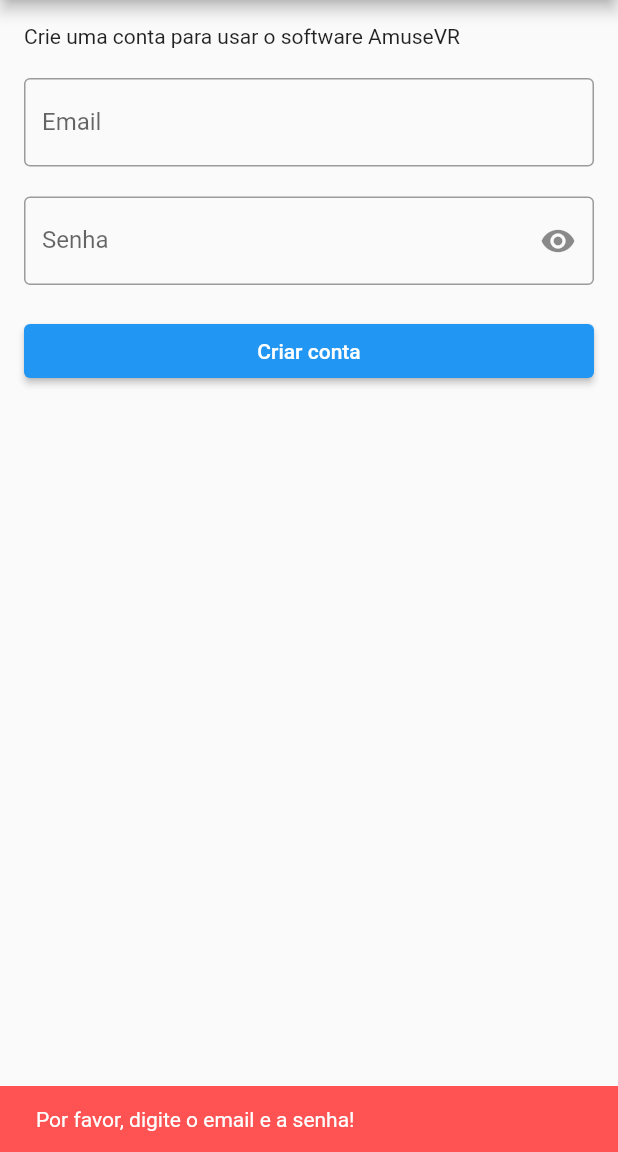
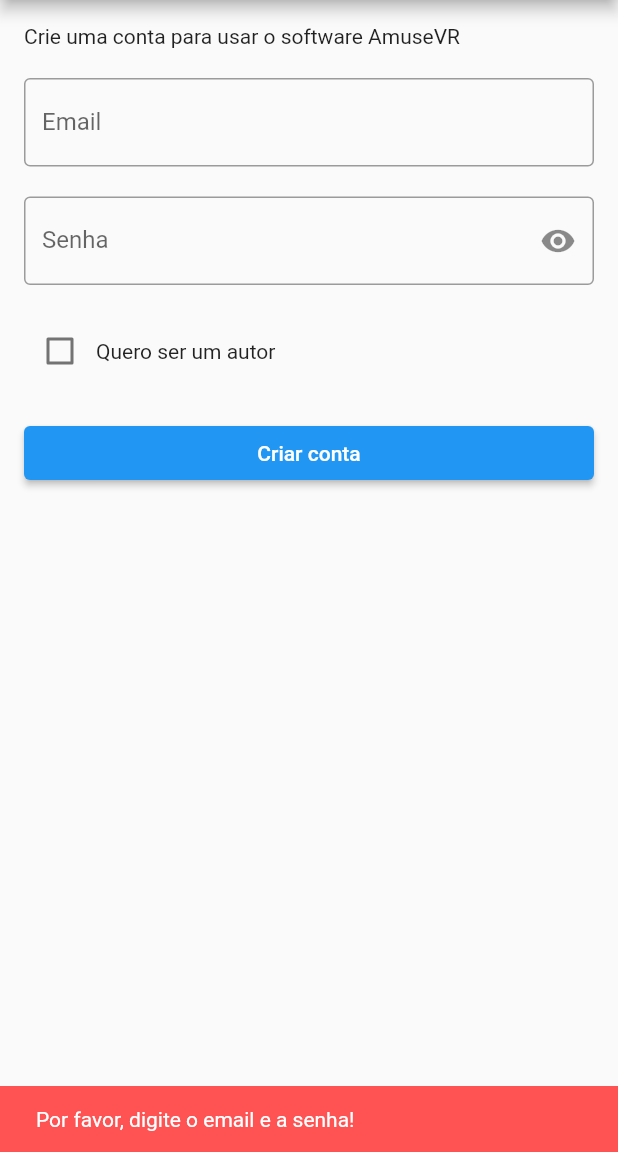
Before and after one commit to eullerm/amusevr_assist, a Flutter app: the CreateAccountPage screen opened directly, after a tap on "Criar conta", on a phone screen of 412 x 824 dp, the part 84-1236 px from its top. Run offline on Flutter 3.47's test engine with Material 2 defaults, Android fonts, the phone set to English and light mode, and no system bars; our stand-ins replace cloud_firestore, firebase_core, shared_preferences; missing offline and left inert: wifi_scan; accounts and stored records are empty.

Commit message:
Criação de conta
* Possibilidade de selecionar se vai ser um autor ou não

```diff
--- a/lib/api/firebase_api.dart
+++ b/lib/api/firebase_api.dart
@@ -16,7 +16,7 @@
     Firebase.initializeApp();
   }
 
-  static Future<Response> createAccount(String email, String password) async {
+  static Future<Response> createAccount(String email, String password, bool wantToBeAuthor) async {
     const codec = Utf8Codec();
     final key = codec.encode(password);
     final data = Uint8List.fromList(key);
@@ -25,7 +25,7 @@
 
     try {
       final CollectionReference usersCollection = FirebaseFirestore.instance.collection('users');
-      await usersCollection.add({"email": email, "password": hashedPassword});
+      await usersCollection.add({"email": email, "password": hashedPassword, 'author': wantToBeAuthor});
       return Response(statusCode: 200, message: "Conta criada com sucesso!");
     } catch (e) {
       return Response(statusCode: 400, message: e.toString());
--- a/lib/pages/create_account.dart
+++ b/lib/pages/create_account.dart
@@ -13,6 +13,7 @@
 class _CreateAccountPageState extends State<CreateAccountPage> {
   final TextEditingController _emailController = TextEditingController();
   final TextEditingController _passwordController = TextEditingController();
+  bool _wantToBeAuthor = false;
 
   Future<void> _createAccount() async {
     final email = _emailController.text.trim();
@@ -20,13 +21,11 @@
 
     if (email.isEmpty && password.isEmpty) {
       showCustomSnackBar(context, 'Por favor, digite o email e a senha!', 'error');
-
       return;
     }
 
     if (email.isEmpty) {
       showCustomSnackBar(context, 'O campo email está vazio!', 'error');
-
       return;
     } else if (!isEmailValid(email)) {
       showCustomSnackBar(context, 'Email inválido. Por favor, insira um email válido.', 'error');
@@ -35,11 +34,10 @@
 
     if (password.isEmpty) {
       showCustomSnackBar(context, 'O campo senha está vazio!', 'error');
-
       return;
     }
 
-    await FirebaseApi.createAccount(email, password).then((value) {
+    await FirebaseApi.createAccount(email, password, _wantToBeAuthor).then((value) {
       if (value.statusCode == 200) {
         Navigator.of(context).pop();
         showCustomSnackBar(context, value.message, 'success');
@@ -74,6 +72,20 @@
               passwordController: _passwordController,
             ),
             const SizedBox(height: 20.0),
+            Row(
+              children: [
+                Checkbox(
+                  value: _wantToBeAuthor,
+                  onChanged: (value) {
+                    setState(() {
+                      _wantToBeAuthor = value!;
+                    });
+                  },
+                ),
+                const Text('Quero ser um autor'),
+              ],
+            ),
+            const SizedBox(height: 20.0),
             ElevatedButton(
               onPressed: _createAccount,
               child: const Text('Criar conta'),
```
